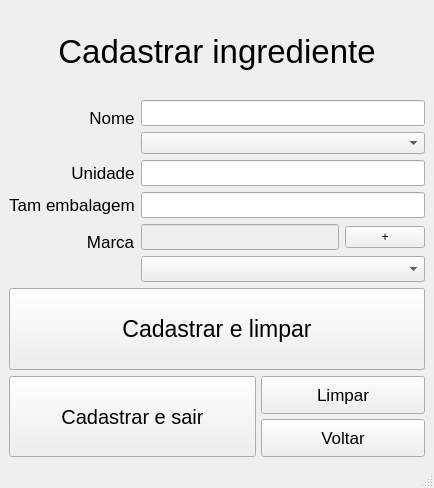
Before: the Qt Designer form tela_cadastro_ingrediente.ui in lucasHashi/PyQt5-gerenciador-de-vendas-de-comidas, drawn with Qt 5.
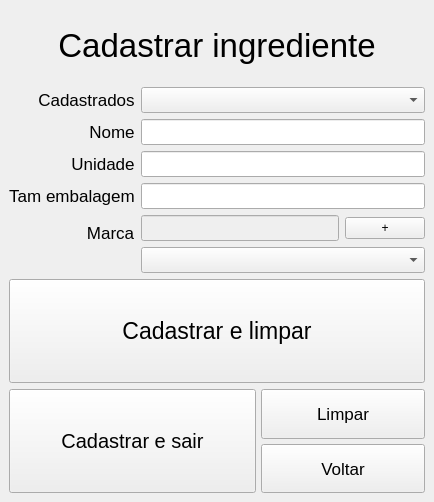
After: the same form once the commit is applied.

Commit message:
Cadastro de receitas em progresso
Tela de cadastro de receitas pronta.
Primeiras funções funcionando.

Patch:
```diff
--- a/tela_cadastro_ingrediente.ui
+++ b/tela_cadastro_ingrediente.ui
@@ -7,14 +7,14 @@
     <x>0</x>
     <y>0</y>
     <width>434</width>
-    <height>488</height>
+    <height>502</height>
    </rect>
   </property>
   <property name="windowTitle">
    <string>MainWindow</string>
   </property>
   <widget class="QWidget" name="centralwidget">
-   <layout class="QVBoxLayout" name="verticalLayout" stretch="1,2,2">
+   <layout class="QVBoxLayout" name="verticalLayout" stretch="2,5,6">
     <item>
      <layout class="QHBoxLayout" name="lay_hori_titulo">
       <property name="spacing">
@@ -46,6 +46,36 @@
        <set>Qt::AlignRight|Qt::AlignTrailing|Qt::AlignVCenter</set>
       </property>
       <item row="0" column="0">
+       <widget class="QLabel" name="lbl_cadastrados">
+        <property name="sizePolicy">
+         <sizepolicy hsizetype="Minimum" vsizetype="Minimum">
+          <horstretch>0</horstretch>
+          <verstretch>2</verstretch>
+         </sizepolicy>
+        </property>
+        <property name="font">
+         <font>
+          <pointsize>13</pointsize>
+         </font>
+        </property>
+        <property name="text">
+         <string>Cadastrados</string>
+        </property>
+        <property name="alignment">
+         <set>Qt::AlignCenter</set>
+        </property>
+       </widget>
+      </item>
+      <item row="0" column="1">
+       <widget class="QComboBox" name="combo_nomes">
+        <property name="font">
+         <font>
+          <pointsize>11</pointsize>
+         </font>
+        </property>
+       </widget>
+      </item>
+      <item row="1" column="0">
        <widget class="QLabel" name="lbl_nome">
         <property name="sizePolicy">
          <sizepolicy hsizetype="Minimum" vsizetype="Minimum">
@@ -66,7 +96,22 @@
         </property>
        </widget>
       </item>
-      <item row="1" column="0">
+      <item row="1" column="1">
+       <widget class="QLineEdit" name="txt_nome">
+        <property name="sizePolicy">
+         <sizepolicy hsizetype="Expanding" vsizetype="Maximum">
+          <horstretch>0</horstretch>
+          <verstretch>2</verstretch>
+         </sizepolicy>
+        </property>
+        <property name="font">
+         <font>
+          <pointsize>11</pointsize>
+         </font>
+        </property>
+       </widget>
+      </item>
+      <item row="2" column="0">
        <widget class="QLabel" name="lbl_unidade">
         <property name="sizePolicy">
          <sizepolicy hsizetype="Minimum" vsizetype="Minimum">
@@ -90,7 +135,7 @@
         </property>
        </widget>
       </item>
-      <item row="1" column="1">
+      <item row="2" column="1">
        <widget class="QLineEdit" name="txt_unidade">
         <property name="sizePolicy">
          <sizepolicy hsizetype="Expanding" vsizetype="Maximum">
@@ -105,7 +150,7 @@
         </property>
        </widget>
       </item>
-      <item row="2" column="0">
+      <item row="3" column="0">
        <widget class="QLabel" name="lbl_tam_embalagem">
         <property name="sizePolicy">
          <sizepolicy hsizetype="Minimum" vsizetype="Minimum">
@@ -129,7 +174,7 @@
         </property>
        </widget>
       </item>
-      <item row="2" column="1">
+      <item row="3" column="1">
        <widget class="QLineEdit" name="txt_tam_embalagem">
         <property name="sizePolicy">
          <sizepolicy hsizetype="Expanding" vsizetype="Maximum">
@@ -144,7 +189,7 @@
         </property>
        </widget>
       </item>
-      <item row="3" column="0">
+      <item row="4" column="0">
        <widget class="QLabel" name="lbl_marca">
         <property name="sizePolicy">
          <sizepolicy hsizetype="Minimum" vsizetype="Minimum">
@@ -165,7 +210,7 @@
         </property>
        </widget>
       </item>
-      <item row="3" column="1">
+      <item row="4" column="1">
        <layout class="QVBoxLayout" name="verticalLayout_2">
         <item>
          <layout class="QHBoxLayout" name="horizontalLayout" stretch="5,1">
@@ -207,28 +252,6 @@
         </item>
        </layout>
       </item>
-      <item row="0" column="1">
-       <layout class="QVBoxLayout" name="verticalLayout_3">
-        <item>
-         <widget class="QLineEdit" name="txt_nome">
-          <property name="sizePolicy">
-           <sizepolicy hsizetype="Expanding" vsizetype="Maximum">
-            <horstretch>0</horstretch>
-            <verstretch>2</verstretch>
-           </sizepolicy>
-          </property>
-          <property name="font">
-           <font>
-            <pointsize>11</pointsize>
-           </font>
-          </property>
-         </widget>
-        </item>
-        <item>
-         <widget class="QComboBox" name="combo_nome"/>
-        </item>
-       </layout>
-      </item>
      </layout>
     </item>
     <item>
@@ -323,7 +346,6 @@
     </item>
    </layout>
   </widget>
-  <widget class="QStatusBar" name="statusbar"/>
  </widget>
  <tabstops>
   <tabstop>txt_nome</tabstop>
```
Left out of the diff: 8 changed lines with no effect on the pictures. The commit also changes 10 other files.
